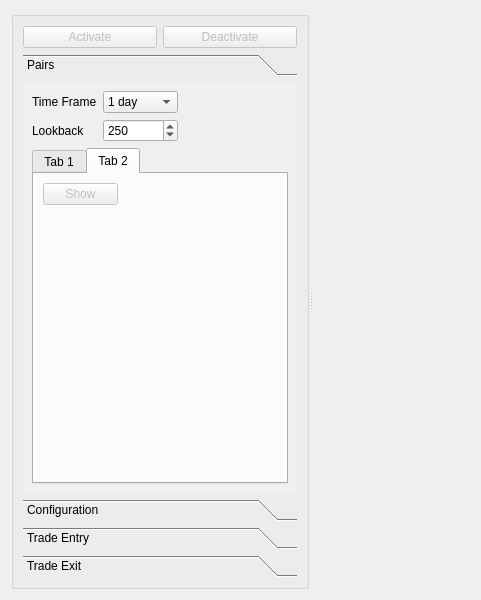
First picture: the form in pairtabpage.ui, repository ProDataLab/nkny, before the edit.
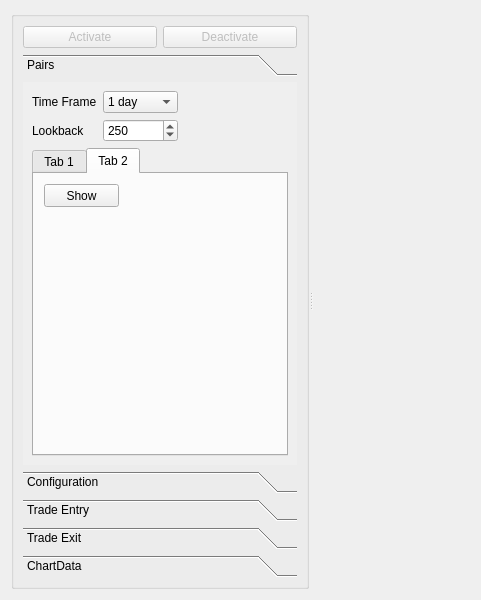
Second picture: the form after the edit. The open tabs and pages were chosen to show the change. Custom widgets are drawn as their Qt base class.

Patch:
```diff
--- a/pairtabpage.ui
+++ b/pairtabpage.ui
@@ -71,13 +71,13 @@
          <property name="currentIndex">
           <number>0</number>
          </property>
-         <widget class="QWidget" name="pair1Tab">
+         <widget class="QWidget" name="pairsPage">
           <property name="geometry">
            <rect>
             <x>0</x>
             <y>0</y>
-            <width>276</width>
-            <height>357</height>
+            <width>273</width>
+            <height>396</height>
            </rect>
           </property>
           <attribute name="label">
@@ -210,7 +210,7 @@
              <property name="currentIndex">
               <number>0</number>
              </property>
-             <widget class="QWidget" name="tab_2">
+             <widget class="QWidget" name="pair1Tab">
               <attribute name="title">
                <string>Tab 1</string>
               </attribute>
@@ -240,11 +240,27 @@
               <attribute name="title">
                <string>Tab 2</string>
               </attribute>
-              <layout class="QVBoxLayout" name="verticalLayout_5">
-               <item>
+              <widget class="ContractDetailsWidget" name="pair2ContractDetailsWidget" native="true">
+               <property name="geometry">
+                <rect>
+                 <x>9</x>
+                 <y>152</y>
+                 <width>238</width>
+                 <height>137</height>
+                </rect>
+               </property>
+              </widget>
                 <widget class="QPushButton" name="pair2ShowButton">
                  <property name="enabled">
-                  <bool>false</bool>
+                <bool>true</bool>
+               </property>
+               <property name="geometry">
+                <rect>
+                 <x>10</x>
+                 <y>10</y>
+                 <width>75</width>
+                 <height>23</height>
+                </rect>
                  </property>
                  <property name="maximumSize">
                   <size>
@@ -256,11 +272,6 @@
                   <string>Show</string>
                  </property>
                 </widget>
-               </item>
-               <item>
-                <widget class="ContractDetailsWidget" name="pair2ContractDetailsWidget" native="true"/>
-               </item>
-              </layout>
              </widget>
             </widget>
            </item>
@@ -711,6 +722,19 @@
            </item>
           </layout>
          </widget>
+         <widget class="DataToolBoxWidget" name="chartDataPage">
+          <property name="geometry">
+           <rect>
+            <x>0</x>
+            <y>0</y>
+            <width>273</width>
+            <height>396</height>
+           </rect>
+          </property>
+          <attribute name="label">
+           <string>ChartData</string>
+          </attribute>
+         </widget>
         </widget>
        </item>
       </layout>
@@ -733,6 +757,12 @@
    <header>mdiarea.h</header>
    <container>1</container>
   </customwidget>
+  <customwidget>
+   <class>DataToolBoxWidget</class>
+   <extends>QWidget</extends>
+   <header>datatoolboxwidget.h</header>
+   <container>1</container>
+  </customwidget>
  </customwidgets>
  <resources/>
  <connections/>
```
Left out of the diff: 55 changed lines with no effect on the pictures. Lines whose indentation alone changed are shown as unchanged.
